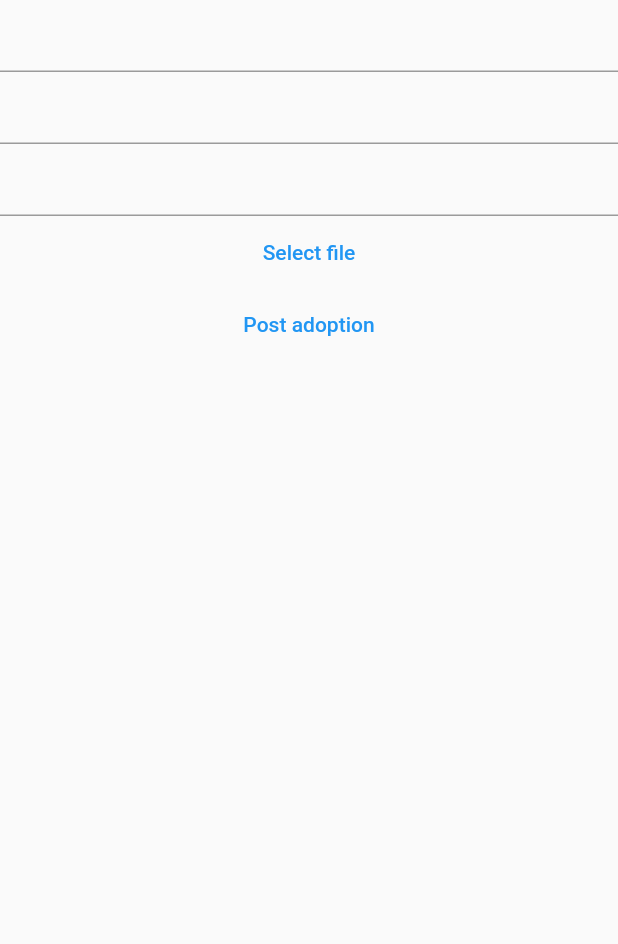
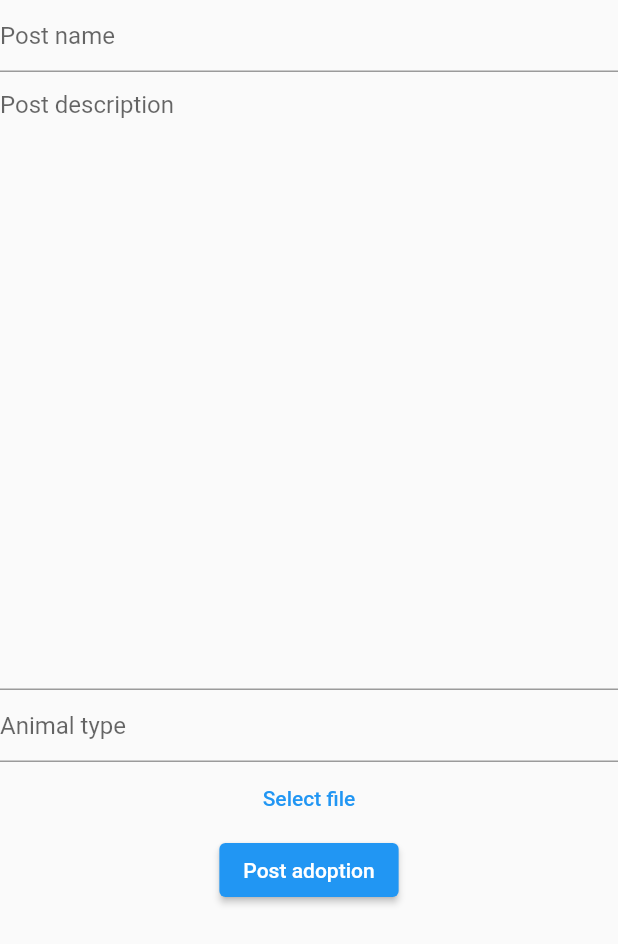
Before and after one commit to absarrahman/animal_adoption, a Flutter app: the CreateAdoptionPostView screen opened by its route, on a phone screen of 412 x 824 dp. Shown: the top 944 px of the screen. Run offline on Flutter 3.47's test engine with Material 2 defaults, Android fonts, the phone set to English and light mode, and no system bars; our stand-ins replace cloud_firestore, file_picker, firebase_auth, firebase_core, firebase_storage, get; accounts and stored records are empty.

Commit message:
Initial view post history view and minor changes in create post history
Signed-off-by: absarrahman <raman040635@gmail.com>

```diff
--- a/lib/routes.dart
+++ b/lib/routes.dart
@@ -2,6 +2,7 @@ import 'package:animal_adoption/views/auth/login_view.dart';
 import 'package:animal_adoption/views/auth/register_view.dart';
 import 'package:animal_adoption/views/create_post.dart';
 import 'package:animal_adoption/views/home.dart';
+import 'package:animal_adoption/views/view_post.dart';
 import 'package:get/route_manager.dart';
 
 class AppRoutes {
@@ -12,5 +13,6 @@ class AppRoutes {
     GetPage(name: RegisterView.id, page: () => const RegisterView()),
     GetPage(name: LoginView.id, page: () => const LoginView()),
     GetPage(name: CreateAdoptionPostView.id, page: () => const CreateAdoptionPostView()),
+    GetPage(name: ViewPostHistory.id, page: () => const ViewPostHistory()),
   ];
 }
--- a/lib/views/create_post.dart
+++ b/lib/views/create_post.dart
@@ -22,18 +22,25 @@ class CreateAdoptionPostView extends StatelessWidget {
           children: [
             // Post Name
             TextField(
+              decoration: const InputDecoration(hintText: "Post name"),
               onChanged: (val) {
                 postController.postName.value = val;
               },
             ),
             // Post description
-            TextField(
-              onChanged: (val) {
-                postController.postDescription.value = val;
-              },
+            SizedBox(
+              height: Get.height * 0.5,
+              child: TextField(
+                maxLines: 99999999,
+                decoration: const InputDecoration(hintText: "Post description"),
+                onChanged: (val) {
+                  postController.postDescription.value = val;
+                },
+              ),
             ),
             // Animal type
             TextField(
+              decoration: const InputDecoration(hintText: "Animal type"),
               onChanged: (val) {
                 postController.animalType.value = val;
               },
@@ -60,7 +67,7 @@ class CreateAdoptionPostView extends StatelessWidget {
                 child: Text(postController.fileName.value.isEmpty ? "Select file" : postController.fileName.value),
               );
             }),
-            TextButton(
+            ElevatedButton(
                 onPressed: () async {
                   if (postController.fileName.value.isEmpty) {
                     Get.snackbar("Image not selected", "Please select an image before uploading");
```
Also changed, not shown: lib/views/home.dart (+8 -0 lines), lib/views/view_post.dart (added, +15 -0 lines).
